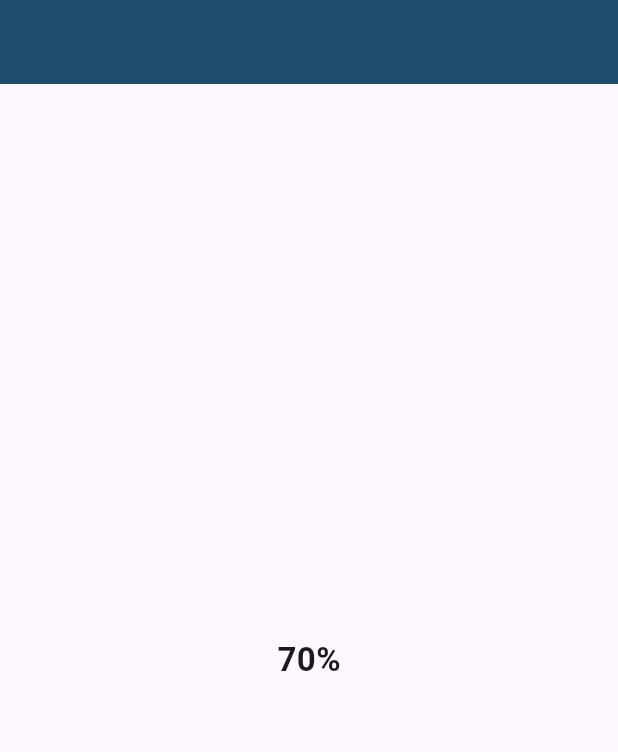
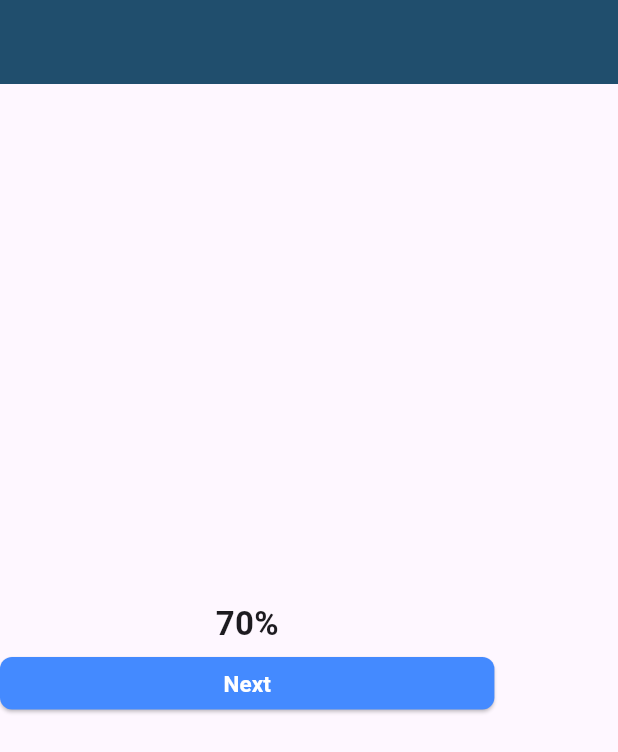
Before and after one commit to kri-eng/abbott-challenge, a Flutter app: the screen it shows after launch, on a phone screen of 412 x 824 dp. Shown: the top 752 px of the screen. Run offline on Flutter 3.47's test engine with Material 3 defaults, Android fonts, the phone set to English and light mode, and no system bars.

Commit message:
Added Button Widget and styling

```diff
--- a/lib/ui/core/ui/button_widget.dart
+++ b/lib/ui/core/ui/button_widget.dart
@@ -0,0 +1,32 @@
+import 'package:flutter/material.dart';
+
+class ButtonWidget extends StatelessWidget {
+  const ButtonWidget({super.key, required this.buttonText});
+
+  final String buttonText;
+
+  @override
+  Widget build(BuildContext context) {
+    return ElevatedButton(
+      onPressed: () {},
+      style: ElevatedButton.styleFrom(
+        minimumSize: Size(0, 0),
+        padding: const EdgeInsets.symmetric(
+          vertical: 7,
+        ),
+        shape: RoundedRectangleBorder(
+          borderRadius: BorderRadius.circular(8),
+        ),
+        backgroundColor: Colors.blueAccent,
+        foregroundColor: Colors.white,
+      ),
+      child: Text(
+        buttonText,
+        style: TextStyle(
+          fontSize: 15,
+          fontWeight: FontWeight.bold
+        ),
+      ),
+    );
+  }
+}
--- a/lib/ui/heart/widgets/heart_screen.dart
+++ b/lib/ui/heart/widgets/heart_screen.dart
@@ -1,3 +1,4 @@
+import 'package:challenge/ui/core/ui/button_widget.dart';
 import 'package:challenge/ui/heart/view_model/heart_view_model.dart';
 import 'package:challenge/ui/heart/widgets/percentage_text.dart';
 import 'package:flutter/material.dart';
@@ -29,13 +30,25 @@ class _HeartScreenState extends State<HeartScreen> {
 
   @override
   Widget build(BuildContext context) {
-    return Center(
-      child: ValueListenableBuilder(
-        valueListenable: heartVM.percentage,
-        builder: (context, value, _) {
-          return PercentageText(amount: value);
-        }
-      ),
+    return ValueListenableBuilder(
+      valueListenable: heartVM.percentage,
+      builder: (context, value, _) {
+        return Column(
+          mainAxisAlignment: MainAxisAlignment.center,
+          children: [
+            PercentageText(amount: value),
+            if (value == 100)
+              SizedBox(
+                width: MediaQuery.of(context).size.width * 0.8,
+                child: const ButtonWidget(buttonText: "Clear"),
+              ),
+            SizedBox(
+              width: MediaQuery.of(context).size.width * 0.8,
+              child: const ButtonWidget(buttonText: "Next"),
+            ),
+          ],
+        );
+      }
     );
   }
 }
```
